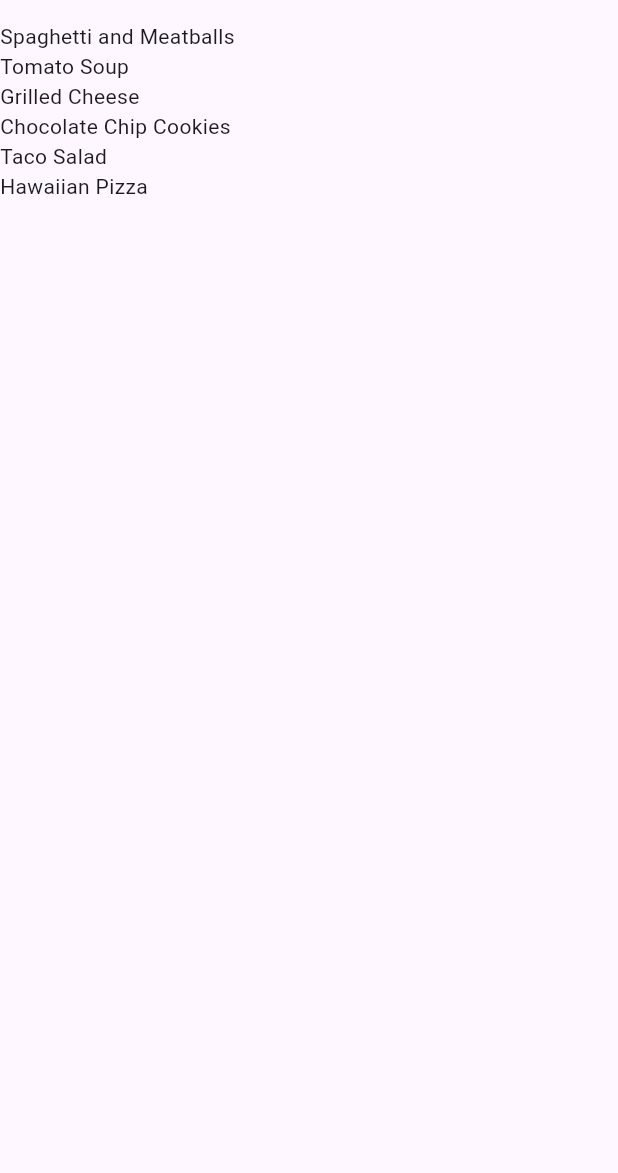
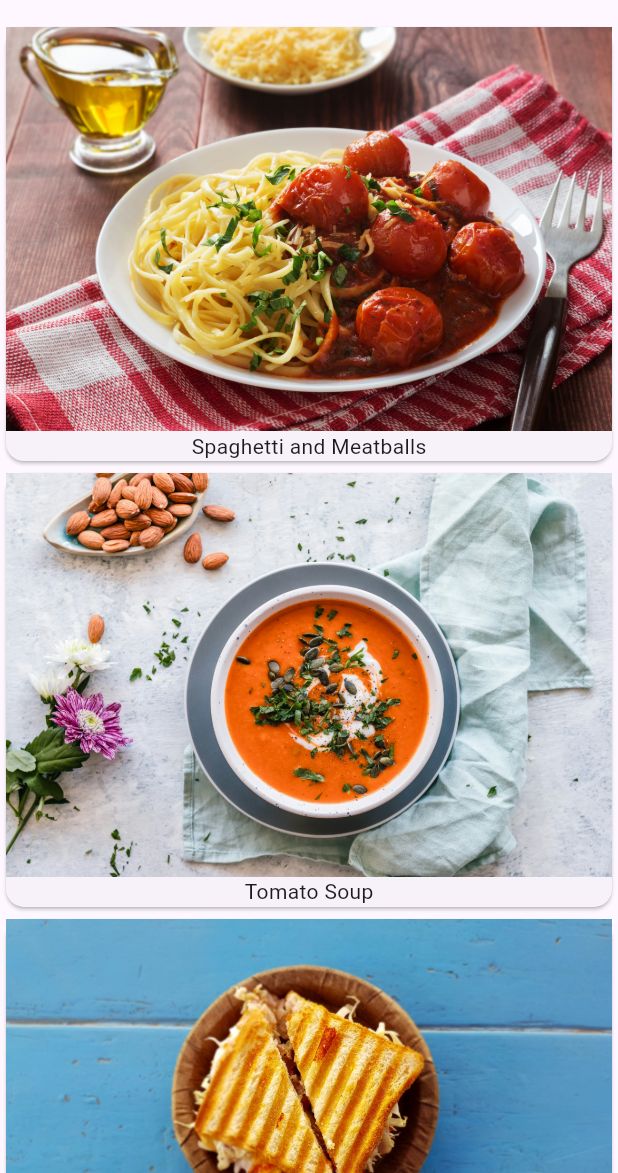
Before and after one commit to mwaidesu/flutter-recipes, a Flutter app: the screen it shows after launch, on a phone screen of 412 x 824 dp, the part 63-1236 px from its top. Run offline on Flutter 3.47's test engine with Material 3 defaults, Android fonts, the phone set to English and light mode, and no system bars.

Commit message:
Display recipe titles with phot samples

```diff
--- a/lib/main.dart
+++ b/lib/main.dart
@@ -65,7 +65,7 @@ class _MyHomePageState extends State<MyHomePage> {
           itemBuilder: (BuildContext context, int index) {
             //7
             //Update Recipe Card
-            return Text(Recipe.samples[index].label);
+            return buildRecipeCard(Recipe.samples[index]);
           },
         ),
       ),
@@ -73,6 +73,13 @@ class _MyHomePageState extends State<MyHomePage> {
   }
 
   //ToDo: buildRecipeCard() here
+  Widget buildRecipeCard(Recipe recipe) {
+    return Card(
+      child: Column(
+        children: <Widget>[Image(image: AssetImage(recipe.imageUrl)),
+        Text(recipe.label)],
 
-
+      ),
+    );
+  }
 }
--- a/lib/recipe.dart
+++ b/lib/recipe.dart
@@ -25,11 +25,11 @@ class Recipe {
     ),
         Recipe(
       "Chocolate Chip Cookies",
-      "assets/cholateChip.jpg",
+      "assets/chocolateChip.jpg",
     ),
         Recipe(
       "Taco Salad",
-      "assets/tacoSalad.jpg",
+      "assets/tacosalad.jpg",
     ),
         Recipe(
       "Hawaiian Pizza",
```
